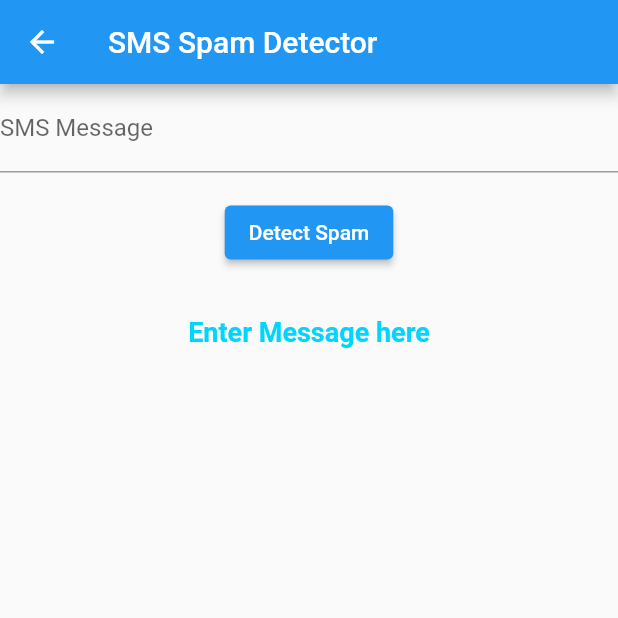
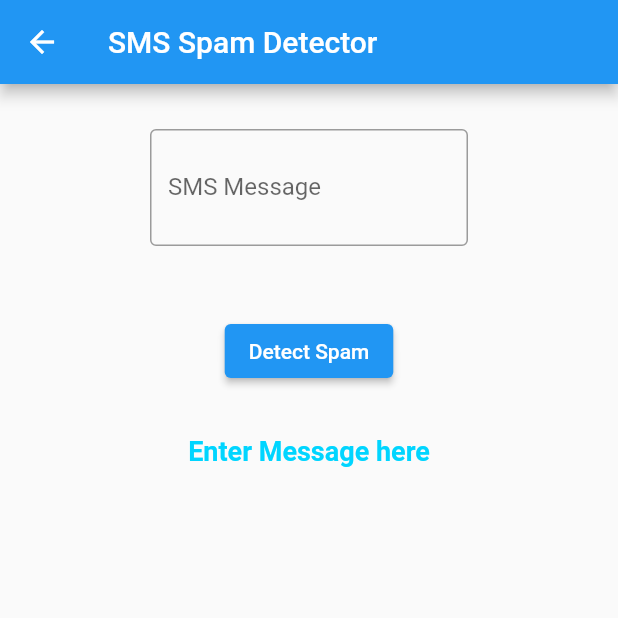
Before and after one commit to aakashsl/AlertMe, a Flutter app: the screen it shows after launch, after a tap on "SMS", on a phone screen of 412 x 824 dp, the top half of it. Run offline on Flutter 3.47's test engine with Material 2 defaults, Android fonts, the light colour scheme and no system bars; our stand-ins replace flutter_html; network calls fail.

Commit message:
just wanted files

```diff
--- a/alertme/lib/main.dart
+++ b/alertme/lib/main.dart
@@ -25,7 +25,9 @@ class Home extends StatelessWidget {
 
   @override
   Widget build(BuildContext context) {
-    return Scaffold(appBar: AppBar(
+    return Scaffold(
+      backgroundColor: Colors.cyan,
+      appBar: AppBar(
       title: Text("AlertMe"),
     ),
     body: Center(
@@ -34,11 +36,31 @@ class Home extends StatelessWidget {
         mainAxisAlignment: MainAxisAlignment.center,
         children: [ElevatedButton(onPressed: (){
           Navigator.pushNamed(context, SpamDetectorPage.routeName);
-        }, child: Text("SMS")),
+        },
+        child: Container(
+                  height: 40,
+                  width: 220,
+                  decoration: BoxDecoration(
+                      borderRadius: BorderRadius.circular(15),
+                     ),
+                  alignment: Alignment.center,
+                  child: Text("SMS",
+                      style: TextStyle(
+                        color: Color(0xffffffff),
+                        fontSize: 20,
+                      )),
+                ),),
         SizedBox(height: 10,),
-         ElevatedButton(onPressed: (){
-          Navigator.pushNamed(context, MyHtmlWidget.routeName);
-         }, child: Text("URL"))],
+         Container(
+          height: 40,
+          width: 250,
+           child: ElevatedButton(onPressed: (){
+            Navigator.pushNamed(context, MyHtmlWidget.routeName);
+           }, child: Text("URL", style: TextStyle(
+                        color: Color(0xffffffff),
+                        fontSize: 20,
+                      ))),
+         )],
       ),
     ),
     );
--- a/alertme/lib/sms.dart
+++ b/alertme/lib/sms.dart
@@ -23,13 +23,19 @@ class _SpamDetectorPageState extends State<SpamDetectorPage> {
       body: SingleChildScrollView(
         child: Column(
           children: [
-            TextField(
-              controller: _headersController,
-              decoration: InputDecoration(
-                labelText: 'SMS Message',
-                hintText: 'Enter the headers of the SMS message',
+            Container(
+              padding: EdgeInsets.symmetric(horizontal: 100,vertical: 30),
+              child: TextField(
+
+                controller: _headersController,
+                decoration: InputDecoration(
+                  border: OutlineInputBorder(),
+                  labelText: 'SMS Message',
+                  hintText: 'Enter the headers of the SMS message',
+                ),
+
+                maxLines: null,
               ),
-              maxLines: null,
             ),
             SizedBox(height: 16),
             ElevatedButton(
```
